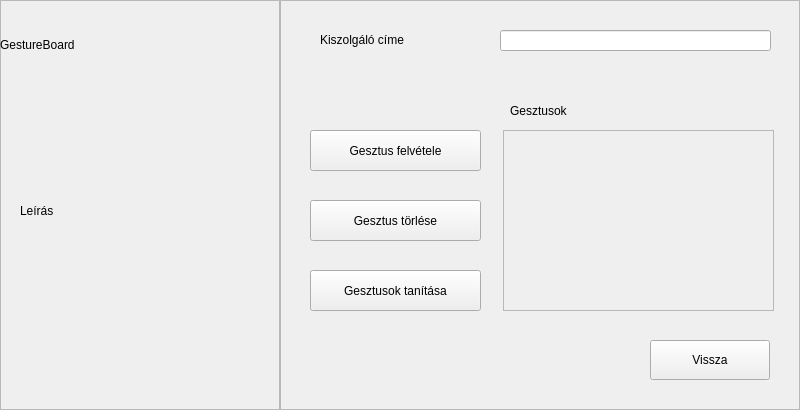
Excal21/GestureBoard, file UI/Views/trainOptionsForm.ui: the form before one commit.
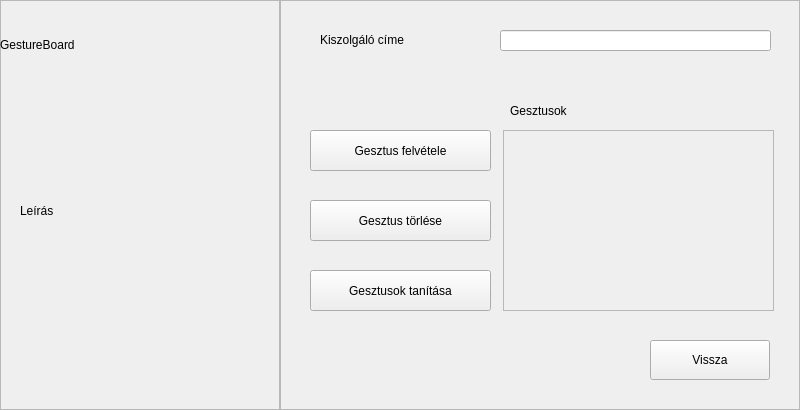
The form after the commit.

Patch:
```diff
--- a/UI/Views/trainOptionsForm.ui
+++ b/UI/Views/trainOptionsForm.ui
@@ -101,7 +101,7 @@
      <rect>
       <x>30</x>
       <y>130</y>
-      <width>171</width>
+      <width>181</width>
       <height>41</height>
      </rect>
     </property>
@@ -114,7 +114,7 @@
      <rect>
       <x>30</x>
       <y>270</y>
-      <width>171</width>
+      <width>181</width>
       <height>41</height>
      </rect>
     </property>
@@ -127,7 +127,7 @@
      <rect>
       <x>30</x>
       <y>200</y>
-      <width>171</width>
+      <width>181</width>
       <height>41</height>
      </rect>
     </property>
```
